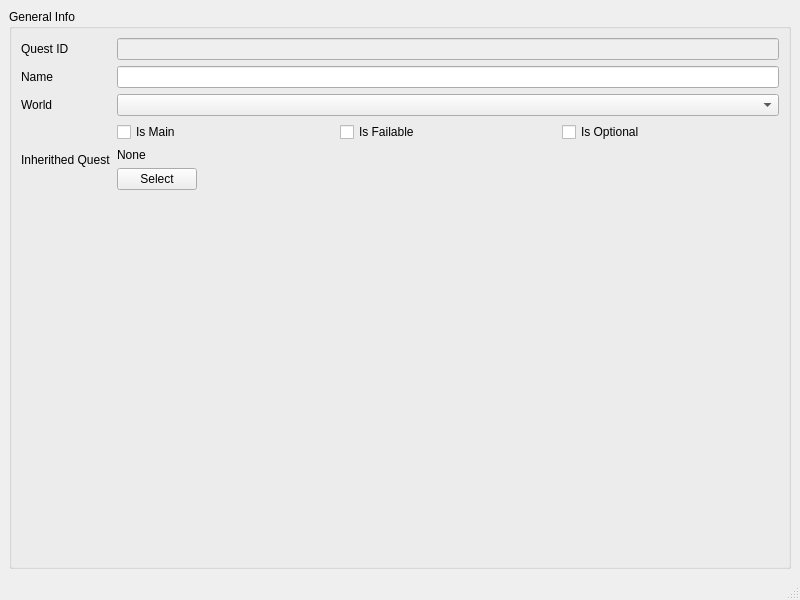
Old version of the form src/internal/private/questviewer.ui in the repository nclettiere/Quester.
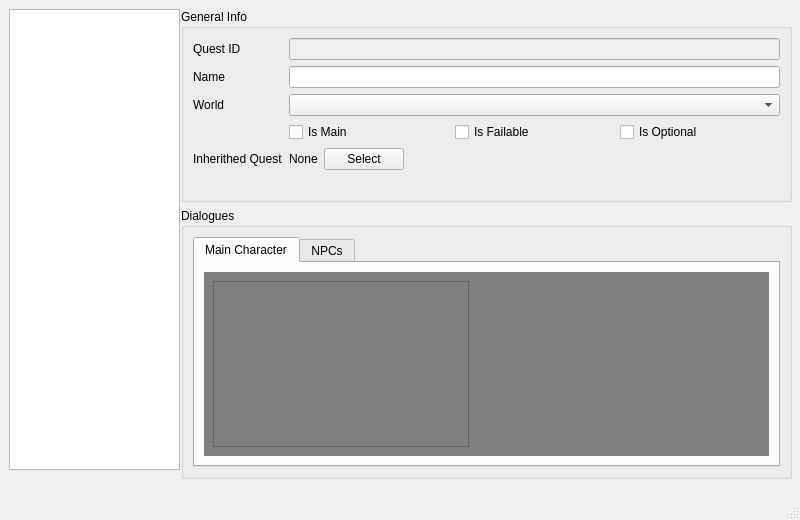
New version of the form.

Commit message: Basic QuestViewer layout

The edit to the form file:
```diff
--- a/src/internal/private/questviewer.ui
+++ b/src/internal/private/questviewer.ui
@@ -7,21 +7,56 @@
     <x>0</x>
     <y>0</y>
     <width>800</width>
-    <height>600</height>
+    <height>520</height>
    </rect>
   </property>
   <property name="windowTitle">
    <string>MainWindow</string>
   </property>
   <widget class="QWidget" name="centralwidget">
+   <property name="sizePolicy">
+    <sizepolicy hsizetype="Minimum" vsizetype="Expanding">
+     <horstretch>0</horstretch>
+     <verstretch>0</verstretch>
+    </sizepolicy>
+   </property>
+   <property name="minimumSize">
+    <size>
+     <width>800</width>
+     <height>226</height>
+    </size>
+   </property>
+   <widget class="QWidget" name="formLayoutWidget">
+    <property name="geometry">
+     <rect>
+      <x>181</x>
+      <y>9</y>
+      <width>611</width>
+      <height>470</height>
+     </rect>
+    </property>
+    <layout class="QVBoxLayout" name="verticalLayout_6">
+     <item>
    <layout class="QVBoxLayout" name="verticalLayout_2">
     <item>
-     <layout class="QGridLayout" name="gridLayout_2">
-      <item row="0" column="0">
+        <layout class="QVBoxLayout" name="verticalLayout">
+         <item>
        <widget class="QGroupBox" name="groupBox">
+           <property name="sizePolicy">
+            <sizepolicy hsizetype="Minimum" vsizetype="Minimum">
+             <horstretch>0</horstretch>
+             <verstretch>0</verstretch>
+            </sizepolicy>
+           </property>
         <property name="title">
          <string>General Info</string>
         </property>
+           <property name="alignment">
+            <set>Qt::AlignLeading|Qt::AlignLeft|Qt::AlignTop</set>
+           </property>
+           <property name="checkable">
+            <bool>false</bool>
+           </property>
         <layout class="QFormLayout" name="formLayout">
          <item row="0" column="0">
           <widget class="QLabel" name="label">
@@ -47,17 +82,17 @@
          <item row="1" column="1">
           <widget class="QLineEdit" name="lineEdit_2"/>
          </item>
-         <item row="3" column="0">
+            <item row="2" column="0">
           <widget class="QLabel" name="label_3">
            <property name="text">
             <string>World</string>
            </property>
           </widget>
          </item>
-         <item row="3" column="1">
+            <item row="2" column="1">
           <widget class="QComboBox" name="comboBox"/>
          </item>
-         <item row="4" column="1">
+            <item row="3" column="1">
           <layout class="QHBoxLayout" name="horizontalLayout">
            <item>
             <widget class="QCheckBox" name="checkBox_3">
@@ -82,36 +117,65 @@
            </item>
           </layout>
          </item>
-         <item row="4" column="0">
-          <widget class="QLabel" name="label_4">
-           <property name="text">
-            <string/>
-           </property>
-          </widget>
-         </item>
          <item row="5" column="0">
+             <widget class="QLabel" name="label_4">
+              <property name="text">
+               <string/>
+              </property>
+             </widget>
+            </item>
+            <item row="3" column="0">
           <widget class="QLabel" name="label_5">
            <property name="text">
+               <string/>
+              </property>
+             </widget>
+            </item>
+            <item row="4" column="0">
+             <widget class="QLabel" name="label_7">
+              <property name="text">
             <string>Inherithed Quest</string>
            </property>
           </widget>
          </item>
-         <item row="5" column="1">
-          <layout class="QGridLayout" name="gridLayout">
-           <item row="0" column="0">
+            <item row="4" column="1">
+             <layout class="QHBoxLayout" name="horizontalLayout_2">
+              <item alignment="Qt::AlignLeft">
             <widget class="QLabel" name="label_6">
+                <property name="sizePolicy">
+                 <sizepolicy hsizetype="Minimum" vsizetype="Minimum">
+                  <horstretch>0</horstretch>
+                  <verstretch>0</verstretch>
+                 </sizepolicy>
+                </property>
              <property name="text">
               <string>None</string>
              </property>
             </widget>
            </item>
-           <item row="1" column="0" alignment="Qt::AlignLeft">
+              <item alignment="Qt::AlignLeft">
             <widget class="QPushButton" name="pushButton">
              <property name="text">
               <string>Select</string>
              </property>
             </widget>
            </item>
+              <item>
+               <spacer name="horizontalSpacer">
+                <property name="orientation">
+                 <enum>Qt::Horizontal</enum>
+                </property>
+                <property name="sizeType">
+                 <enum>QSizePolicy::Expanding</enum>
+                </property>
+                <property name="sizeHint" stdset="0">
+                 <size>
+                  <width>40</width>
+                  <height>20</height>
+                 </size>
+                </property>
+               </spacer>
+              </item>
           </layout>
          </item>
         </layout>
@@ -119,7 +183,90 @@
       </item>
      </layout>
     </item>
-   </layout>
+       <item>
+        <widget class="QGroupBox" name="groupBox_2">
+         <property name="sizePolicy">
+          <sizepolicy hsizetype="Preferred" vsizetype="Expanding">
+           <horstretch>0</horstretch>
+           <verstretch>0</verstretch>
+          </sizepolicy>
+         </property>
+         <property name="title">
+          <string>Dialogues</string>
+         </property>
+         <layout class="QVBoxLayout" name="verticalLayout_3">
+          <item>
+           <widget class="QTabWidget" name="tabWidget">
+            <property name="currentIndex">
+             <number>0</number>
+            </property>
+            <property name="documentMode">
+             <bool>false</bool>
+            </property>
+            <widget class="QWidget" name="tab">
+             <attribute name="title">
+              <string>Main Character</string>
+             </attribute>
+             <layout class="QVBoxLayout" name="verticalLayout_5">
+              <item>
+               <widget class="QFrame" name="verticalFrame">
+                <property name="styleSheet">
+                 <string notr="true">background: gray;</string>
+                </property>
+                <layout class="QVBoxLayout" name="verticalLayout_4">
+                 <item alignment="Qt::AlignLeft">
+                  <widget class="QTreeView" name="treeView"/>
+                 </item>
+                </layout>
+               </widget>
+              </item>
+             </layout>
+            </widget>
+            <widget class="QWidget" name="tab_2">
+             <attribute name="title">
+              <string>NPCs</string>
+             </attribute>
+            </widget>
+           </widget>
+          </item>
+         </layout>
+        </widget>
+       </item>
+      </layout>
+     </item>
+    </layout>
+   </widget>
+   <widget class="QListView" name="lstSections">
+    <property name="geometry">
+     <rect>
+      <x>9</x>
+      <y>9</y>
+      <width>171</width>
+      <height>461</height>
+     </rect>
+    </property>
+    <property name="sizePolicy">
+     <sizepolicy hsizetype="Fixed" vsizetype="Expanding">
+      <horstretch>0</horstretch>
+      <verstretch>0</verstretch>
+     </sizepolicy>
+    </property>
+    <property name="minimumSize">
+     <size>
+      <width>0</width>
+      <height>0</height>
+     </size>
+    </property>
+    <property name="maximumSize">
+     <size>
+      <width>256</width>
+      <height>16777215</height>
+     </size>
+    </property>
+    <property name="styleSheet">
+     <string notr="true"/>
+    </property>
+   </widget>
   </widget>
   <widget class="QMenuBar" name="menubar">
    <property name="geometry">
```
Lines whose indentation alone changed are shown as unchanged. The commit also changes 2 other files.
